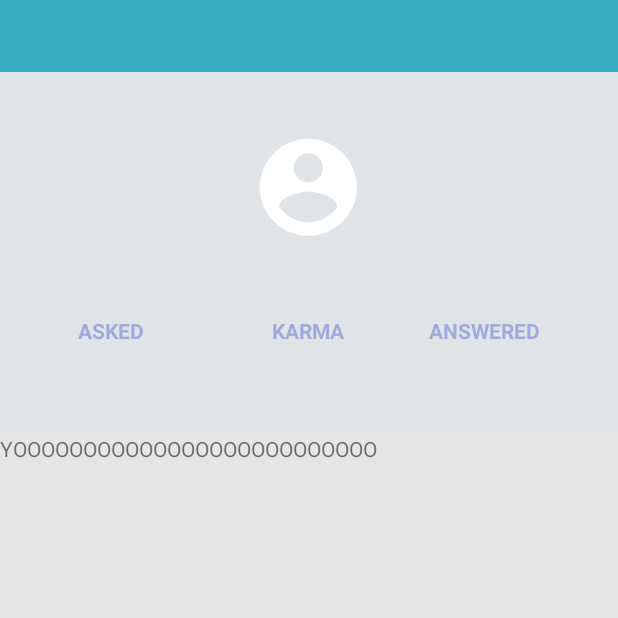
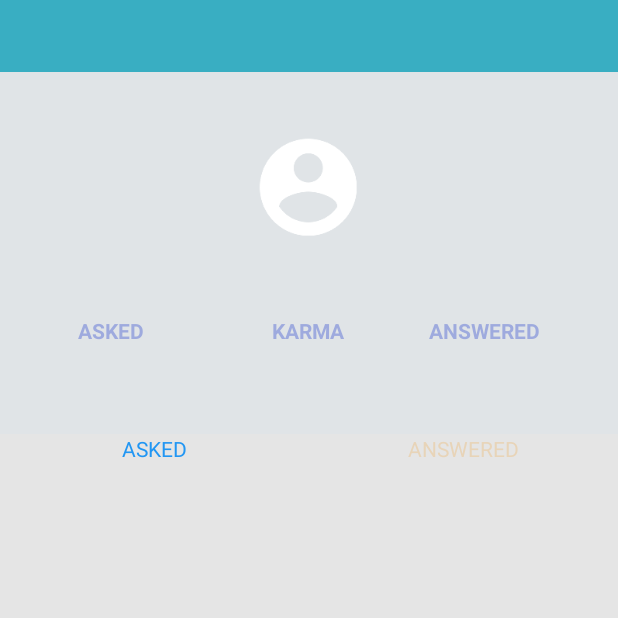
Before and after one commit to sihrc/boolio-Android, an Android app: the fragment ProfileFragment placed in its activity, on a phone screen of 412 x 824 dp, the top half of it. Run offline under Robolectric (Android 15) with nearby library versions, the phone set to English and light mode, and no system bars; our stand-ins replace Volley; libraries missing offline, so code that uses them is left out: com.facebook, com.facebook.model, com.facebook.widget; network calls fail; 9 statements that could not run were skipped.

Commit message:
ADD: profile page working

```diff
--- a/app/src/main/java/io/boolio/android/fragments/ProfileAskedFragment.java
+++ b/app/src/main/java/io/boolio/android/fragments/ProfileAskedFragment.java
@@ -46,7 +46,6 @@ public class ProfileAskedFragment extends BoolioFragment {
         askedAdapter = new QuestionAdapter(context, R.layout.item_question);
         askedListView.setAdapter(askedAdapter);
 
-
         return rootView;
     }
 
--- a/app/src/main/java/io/boolio/android/fragments/ProfileFragment.java
+++ b/app/src/main/java/io/boolio/android/fragments/ProfileFragment.java
@@ -80,11 +80,8 @@ public class ProfileFragment extends BoolioFragment {
         headerBar = (RelativeLayout) rootView.findViewById(R.id.header_bar);
         profileDisplayName = (TextView) rootView.findViewById(R.id.profile_user_name);
         karmaCount = (TextView) rootView.findViewById(R.id.karma_count);
-        Log.v("DebugDebug", "profile Frag");
 
         getChildFragmentManager().beginTransaction().add(R.id.asked_answered_view_pager, ProfileViewPager.getInstance()).commit();
-
-
         setupViews();
 
         return rootView;
--- a/app/src/main/java/io/boolio/android/fragments/ProfileViewPager.java
+++ b/app/src/main/java/io/boolio/android/fragments/ProfileViewPager.java
@@ -11,6 +11,11 @@ import android.util.Log;
 import android.view.LayoutInflater;
 import android.view.View;
 import android.view.ViewGroup;
+import android.view.animation.AlphaAnimation;
+import android.view.animation.Animation;
+import android.widget.TextView;
+
+import org.w3c.dom.Text;
 
 import java.util.ArrayList;
 import java.util.List;
@@ -25,6 +30,7 @@ public class ProfileViewPager extends BoolioFragment{
     Context context;
     List<BoolioFragment> fragmentList;
     ViewPager pager;
+    TextView askedView, answerView;
 
     public static ProfileViewPager getInstance(){
         if(instance == null){
@@ -44,7 +50,14 @@ public class ProfileViewPager extends BoolioFragment{
     public View onCreateView(LayoutInflater inflater, @Nullable ViewGroup container, @Nullable Bundle savedInstanceState) {
         View rootView = inflater.inflate(R.layout.fragment_profile_pager, container, false);
 
+
         pager = (ViewPager) rootView.findViewById(R.id.profile_view_pager);
+        askedView = (TextView) rootView.findViewById(R.id.profile_asked_view);
+        answerView = (TextView) rootView.findViewById(R.id.profile_answered_view);
+
+        askedView.setAlpha(1f);
+        answerView.setAlpha(0.2f);
+
         setUpViewPager();
 
         return rootView;
@@ -54,6 +67,7 @@ public class ProfileViewPager extends BoolioFragment{
         fragmentList.add(ProfileAskedFragment.getInstance());
         fragmentList.add(ProfileAnsweredFragment.getInstance());
     }
+
     private void setUpViewPager(){
         pager.setAdapter(new FragmentPagerAdapter(getChildFragmentManager()) {
             @Override
@@ -67,16 +81,67 @@ public class ProfileViewPager extends BoolioFragment{
             }
         });
         pager.setOnPageChangeListener(new ViewPager.OnPageChangeListener() {
+            boolean forward, dragging ;
+            int curr;
             @Override
             public void onPageScrolled(int position, float positionOffset, int positionOffsetPixels) {
+                curr = position;
+
+                if (!dragging) {
+                    return;
+                }
+//                forward = positionOffset > 0;
+//                Log.v("debugdebug", "stuff "+forward+ " " + positionOffset);
+//                if(forward && position == 0){
+//                    Log.v("debugdebug", "forward from 0"+Integer.toString(curr));
+//                    askedView.setAlpha(positionOffset-1);
+//                    answerView.setAlpha(1-positionOffset);
+//                } else if (!forward && position == 1){
+//                    Log.v("debugdebug", "backward from 1"+Integer.toString(curr));
+//
+//                    askedView.setAlpha(1-positionOffset);
+//                    answerView.setAlpha(positionOffset -1);
+//                }
             }
 
             @Override
             public void onPageSelected(int position) {
+                if(position == 0) {
+                    askedView.setAlpha(1f);
+                    answerView.setAlpha(.1f);
+                } else{
+                    askedView.setAlpha(.1f);
+                    answerView.setAlpha(1f);
+                }
+
             }
 
             @Override
             public void onPageScrollStateChanged(int state) {
+                dragging = state == ViewPager.SCROLL_STATE_DRAGGING;
+//                if (state == ViewPager.SCROLL_STATE_SETTLING) {
+//                    if(curr == 0 && forward){
+//                        Animation animation = new AlphaAnimation(askedView.getAlpha(), 1f);
+//                        animation.setDuration(300);
+//                        askedView.startAnimation(animation);
+//                        askedView.setAlpha(1f);
+//                        animation = new AlphaAnimation(askedView.getAlpha(), 1f);
+//                        animation.setDuration(300);
+//                        answerView.startAnimation(animation);
+//                        answerView.setAlpha(.1f);
+//
+//                    } else if (curr == 1 && !forward){
+//                        Animation animation = new AlphaAnimation(answerView.getAlpha(), 1f);
+//                        animation.setDuration(300);
+//                        answerView.startAnimation(animation);
+//                        answerView.setAlpha(1f);
+//
+//                        animation = new AlphaAnimation(answerView.getAlpha(), 1f);
+//                        animation.setDuration(300);
+//                        askedView.startAnimation(animation);
+//                        askedView.setAlpha(.1f);
+//                    }
+//                }
             }
         });
 
--- a/app/src/main/java/io/boolio/android/network/BoolioServer.java
+++ b/app/src/main/java/io/boolio/android/network/BoolioServer.java
@@ -143,14 +143,17 @@ public class BoolioServer {
             for (String id : listQuestions) {
                 questionIds.put(id);
             }
-            jsonObject.put("listOfQuestions", questionIds);
+            jsonObject.put("listQuestion", questionIds);
         } catch (JSONException e) {
             e.printStackTrace();
         }
-        JsonArrayRequest req = new JsonArrayRequest(Request.Method.POST, API.LIST_QUESTIONS_ENDPOINT, jsonObject,
+
+
+        JsonArrayRequest req = new JsonArrayRequest(Request.Method.POST, API.LIST_QUESTIONS_ENDPOINT, jsonObject ,
                 new Response.Listener<JSONArray>() {
                     @Override
                     public void onResponse(JSONArray response) {
+                        Log.e("Boolio Server", "Getting List of Question Failed" + response.toString());
                         JSONArrayParser<Question> parser = new JSONArrayParser<>();
                         try {
                             adapter.clear();
--- a/app/src/main/res/layout/fragment_profile_asked.xml
+++ b/app/src/main/res/layout/fragment_profile_asked.xml
@@ -3,10 +3,6 @@
     android:orientation="vertical" android:layout_width="match_parent"
     android:layout_height="match_parent">
 
-    <TextView
-        android:text="YOOOOOOOOOOOOOOOOOOOOOOOOOO"
-        android:layout_width="wrap_content"
-        android:layout_height="wrap_content" />
     <ListView
         android:id="@+id/profile_asked_feed"
         android:layout_width="match_parent"
--- a/app/src/main/res/layout/fragment_profile_pager.xml
+++ b/app/src/main/res/layout/fragment_profile_pager.xml
@@ -1,13 +1,47 @@
 <?xml version="1.0" encoding="utf-8"?>
-<LinearLayout xmlns:android="http://schemas.android.com/apk/res/android"
-    android:orientation="vertical" android:layout_width="match_parent"
+<RelativeLayout xmlns:android="http://schemas.android.com/apk/res/android"
+    android:layout_width="match_parent"
     android:layout_height="match_parent">
+
+    <LinearLayout
+        android:id="@+id/asked_answered_view_layout"
+        android:layout_width="match_parent"
+        android:layout_height="wrap_content"
+        android:orientation="horizontal">
+
+        <TextView
+            android:id="@+id/profile_asked_view"
+            android:layout_width="0dp"
+            android:layout_height="match_parent"
+            android:layout_weight="1"
+            android:gravity="center"
+            android:text="@string/profile_asked_view_text"
+            android:textColor="@color/feed_question_left_color" />
+
+        <TextView
+            android:id="@+id/profile_answered_view"
+            android:layout_width="0dp"
+            android:layout_height="match_parent"
+            android:layout_weight="1"
+            android:gravity="center"
+            android:text="@string/profile_answered_view_text"
+            android:textColor="@color/feed_question_right_color" />
+    </LinearLayout>
+
+    <LinearLayout
+        android:id="@+id/asked_answered_highlight"
+        android:layout_width="match_parent"
+        android:layout_below="@+id/asked_answered_view_layout"
+        android:layout_height="wrap_content"
+        android:orientation="horizontal">
+
+    </LinearLayout>
 
     <android.support.v4.view.ViewPager
         android:id="@+id/profile_view_pager"
         android:layout_width="match_parent"
         android:layout_height="fill_parent"
-        />
+        android:layout_below="@+id/asked_answered_highlight" />
 
 
-</LinearLayout>
+</RelativeLayout>
--- a/app/src/main/res/values/strings.xml
+++ b/app/src/main/res/values/strings.xml
@@ -37,4 +37,6 @@
     <string name="my_profile_page">My Profile Page</string>
     <string name="profile_page">Profile Page</string>
     <string name="settings">Settings</string>
+    <string name="profile_asked_view_text">ASKED</string>
+    <string name="profile_answered_view_text">ANSWERED</string>
 </resources>
```
